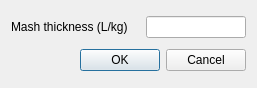
Before: the Qt Designer form ui/mashWizard.ui in Brewtarget/brewtarget, drawn with Qt 5.
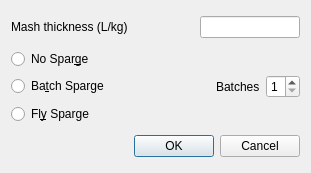
After: the same form once the commit is applied.

Commit message:
Some ideas on how to use a new mashtype
Probably should have waited until the first request was merged, but I had an
idea. The mash wizard now has a few extra options -- no sparge, batch sparge
and fly sparge. Depending on the option you select, brewtarget does different
things. You can also select the number of batch sparges.

I will set up a new options panel to set the defaults for this. But first I
need to merge/sync this vm with upstream.

What changed in the file:
```diff
--- a/ui/mashWizard.ui
+++ b/ui/mashWizard.ui
@@ -6,8 +6,8 @@
    <rect>
     <x>0</x>
     <y>0</y>
-    <width>257</width>
-    <height>88</height>
+    <width>311</width>
+    <height>173</height>
    </rect>
   </property>
   <property name="windowTitle">
@@ -56,6 +56,69 @@
      </item>
     </layout>
    </item>
+   <item>
+    <layout class="QVBoxLayout" name="verticalLayout_2">
+     <item>
+      <widget class="QRadioButton" name="radioButton_noSparge">
+       <property name="text">
+        <string>No Spar&amp;ge</string>
+       </property>
+      </widget>
+     </item>
+     <item>
+      <layout class="QHBoxLayout" name="horizontalLayout_3">
+       <item>
+        <layout class="QHBoxLayout" name="horizontalLayout_2">
+         <item>
+          <widget class="QRadioButton" name="radioButton_batchSparge">
+           <property name="text">
+            <string>Ba&amp;tch Sparge</string>
+           </property>
+          </widget>
+         </item>
+         <item>
+          <spacer name="horizontalSpacer">
+           <property name="orientation">
+            <enum>Qt::Horizontal</enum>
+           </property>
+           <property name="sizeHint" stdset="0">
+            <size>
+             <width>40</width>
+             <height>20</height>
+            </size>
+           </property>
+          </spacer>
+         </item>
+         <item>
+          <widget class="QLabel" name="label_batches">
+           <property name="text">
+            <string>Batches</string>
+           </property>
+          </widget>
+         </item>
+         <item>
+          <widget class="QSpinBox" name="spinBox_batches">
+           <property name="minimum">
+            <number>1</number>
+           </property>
+           <property name="maximum">
+            <number>5</number>
+           </property>
+          </widget>
+         </item>
+        </layout>
+       </item>
+      </layout>
+     </item>
+     <item>
+      <widget class="QRadioButton" name="radioButton_flySparge">
+       <property name="text">
+        <string>Fl&amp;y Sparge</string>
+       </property>
+      </widget>
+     </item>
+    </layout>
+   </item>
    <item>
     <widget class="QDialogButtonBox" name="buttonBox">
      <property name="orientation">
```
Left out of the diff: 3 changed lines with no effect on the pictures. The commit also changes 2 other files.
